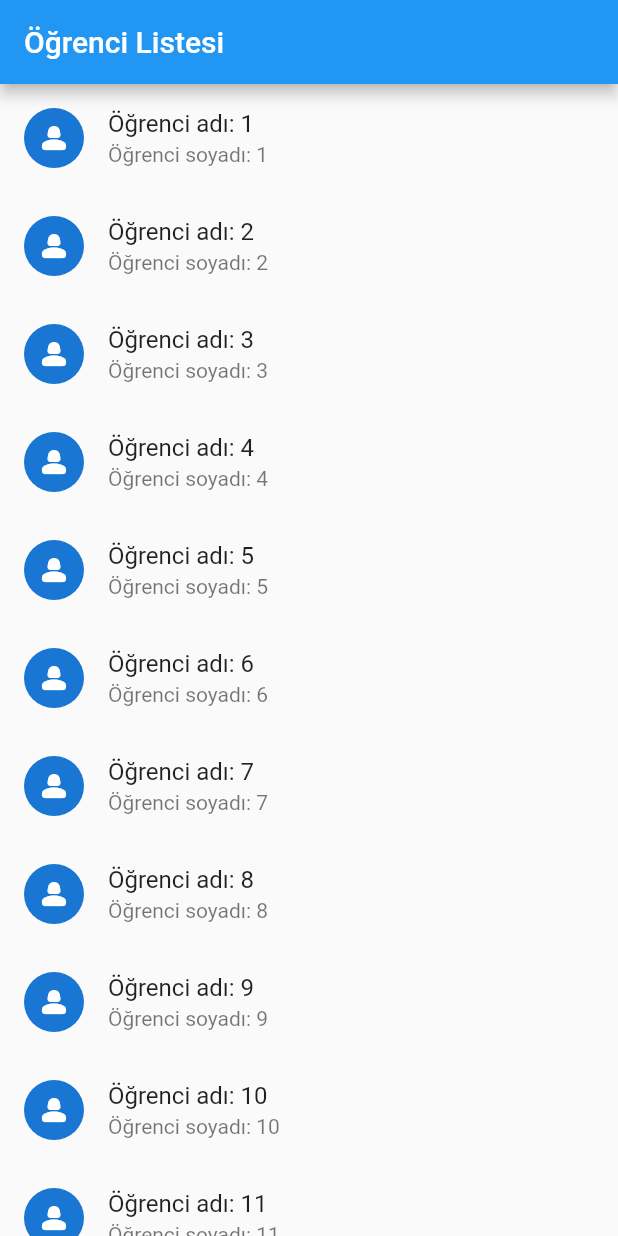
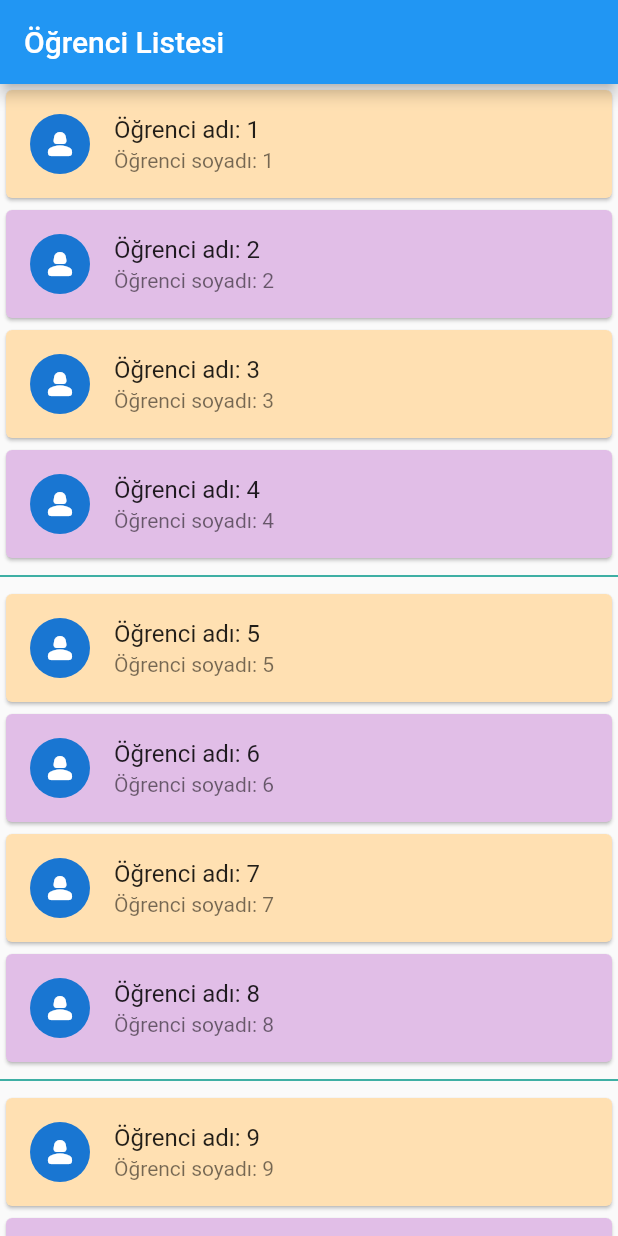
Before and after one commit to sinanfen/flutter_scrolls_app, a Flutter app: the screen it shows after launch, on a phone screen of 412 x 824 dp. Run offline on Flutter 3.47's test engine with Material 2 defaults, Android fonts, the phone set to English and light mode, and no system bars.

Commit message:
ListView build and seperated

```diff
--- a/lib/listview_kullanimi.dart
+++ b/lib/listview_kullanimi.dart
@@ -6,7 +6,7 @@ class ListViewKullanimi extends StatelessWidget {
   ListViewKullanimi({super.key});
 
   List<Ogrenci> tumOgrenciler = List.generate(
-    500,
+    1000,
     (index) =>
         Ogrenci(index + 1, 'Öğrenci adı: ${index + 1}', 'Öğrenci soyadı: ${index + 1}'),
   );
@@ -17,7 +17,45 @@ class ListViewKullanimi extends StatelessWidget {
       appBar: AppBar(
         title: Text('Öğrenci Listesi'),
       ),
-      body: ListView(
+      body: buildListViewSeperated(),
+    );
+  }
+
+  ListView buildListViewSeperated() {
+    return ListView.separated(
+      itemBuilder: (BuildContext context, int index) {
+        var nowOgrenci = tumOgrenciler[index];
+        return Card(
+          color: index % 2 == 0 ? Colors.orange.shade100 : Colors.purple.shade100,
+          child: ListTile(
+            onTap: () {
+              print('Eleman tıklandı: ${index}');
+            },
+            title: Text(nowOgrenci.isim),
+            subtitle: Text(nowOgrenci.soyisim),
+            leading: CircleAvatar(
+                child: Icon(
+              Icons.person_2_rounded,
+            )),
+          ),
+        );
+      },
+      itemCount: tumOgrenciler.length,
+      separatorBuilder: (context, index) {
+        var yeniIndex = index + 1;
+        if (yeniIndex % 4 == 0) {
+          return Divider(
+            thickness: 1,
+            color: Colors.teal,
+          );
+        }
+        return SizedBox();
+      },
+    );
+  }
+
+  ListView klasikListView() {
+    return ListView(
       children: tumOgrenciler
           .map((Ogrenci ogrenci) => ListTile(
                 title: Text(ogrenci.isim),
@@ -28,7 +66,6 @@ class ListViewKullanimi extends StatelessWidget {
                 )),
               ))
           .toList(),
-      ),
     );
   }
 }
```
Lines whose indentation alone changed are shown as unchanged.
